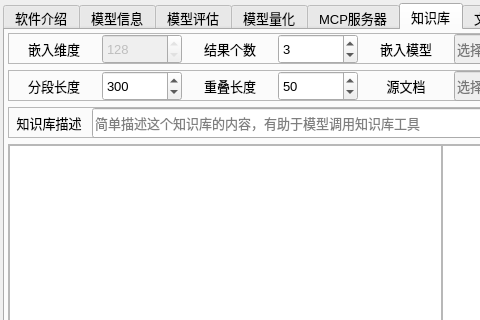
Old version of the form src/expend/expend.ui in the repository ylsdamxssjxxdd/eva; both pictures show x 0 to 480 and y 0 to 320 of the 883 by 605 pixel window.
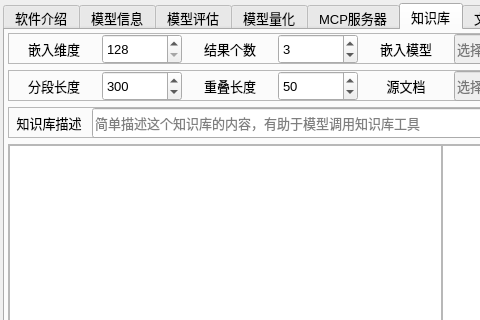
New version of the form. The open tabs and pages were chosen to show the change. Custom widgets are drawn as their Qt base class.

The edit to the form file:
```diff
--- a/src/expend/expend.ui
+++ b/src/expend/expend.ui
@@ -1729,7 +1729,7 @@
           <item>
            <widget class="QSpinBox" name="embedding_dim_spinBox">
             <property name="enabled">
-             <bool>false</bool>
+              <bool>true</bool>
             </property>
             <property name="minimumSize">
              <size>
@@ -1744,7 +1744,7 @@
              </size>
             </property>
             <property name="readOnly">
-             <bool>true</bool>
+              <bool>false</bool>
             </property>
             <property name="minimum">
              <number>128</number>
```
Lines whose indentation alone changed are shown as unchanged.
